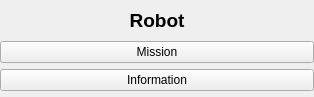
Above: src/ihm/widgets/robotmenu.ui from bmael/I-rover before the change. Below: the same form after it.
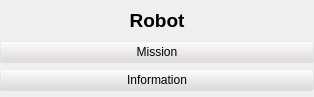
That is the form after the change. Icons and pictures are not drawn. Custom widgets are drawn as their Qt base class.

Commit message: beautifull button

The edit to the form file:
```diff
--- a/src/ihm/widgets/robotmenu.ui
+++ b/src/ihm/widgets/robotmenu.ui
@@ -104,6 +104,451 @@
     <layout class="QHBoxLayout" name="horizontalLayout_2">
      <item>
       <widget class="QPushButton" name="missionPushButton">
+       <property name="palette">
+        <palette>
+         <active>
+          <colorrole role="WindowText">
+           <brush brushstyle="SolidPattern">
+            <color alpha="255">
+             <red>0</red>
+             <green>0</green>
+             <blue>0</blue>
+            </color>
+           </brush>
+          </colorrole>
+          <colorrole role="Button">
+           <brush brushstyle="SolidPattern">
+            <color alpha="30">
+             <red>223</red>
+             <green>220</green>
+             <blue>217</blue>
+            </color>
+           </brush>
+          </colorrole>
+          <colorrole role="Light">
+           <brush brushstyle="SolidPattern">
+            <color alpha="30">
+             <red>255</red>
+             <green>255</green>
+             <blue>255</blue>
+            </color>
+           </brush>
+          </colorrole>
+          <colorrole role="Midlight">
+           <brush brushstyle="SolidPattern">
+            <color alpha="30">
+             <red>239</red>
+             <green>237</green>
+             <blue>236</blue>
+            </color>
+           </brush>
+          </colorrole>
+          <colorrole role="Dark">
+           <brush brushstyle="SolidPattern">
+            <color alpha="30">
+             <red>111</red>
+             <green>110</green>
+             <blue>108</blue>
+            </color>
+           </brush>
+          </colorrole>
+          <colorrole role="Mid">
+           <brush brushstyle="SolidPattern">
+            <color alpha="30">
+             <red>149</red>
+             <green>147</green>
+             <blue>145</blue>
+            </color>
+           </brush>
+          </colorrole>
+          <colorrole role="Text">
+           <brush brushstyle="SolidPattern">
+            <color alpha="255">
+             <red>0</red>
+             <green>0</green>
+             <blue>0</blue>
+            </color>
+           </brush>
+          </colorrole>
+          <colorrole role="BrightText">
+           <brush brushstyle="SolidPattern">
+            <color alpha="255">
+             <red>255</red>
+             <green>255</green>
+             <blue>255</blue>
+            </color>
+           </brush>
+          </colorrole>
+          <colorrole role="ButtonText">
+           <brush brushstyle="SolidPattern">
+            <color alpha="255">
+             <red>0</red>
+             <green>0</green>
+             <blue>0</blue>
+            </color>
+           </brush>
+          </colorrole>
+          <colorrole role="Base">
+           <brush brushstyle="SolidPattern">
+            <color alpha="255">
+             <red>255</red>
+             <green>255</green>
+             <blue>255</blue>
+            </color>
+           </brush>
+          </colorrole>
+          <colorrole role="Window">
+           <brush brushstyle="SolidPattern">
+            <color alpha="30">
+             <red>223</red>
+             <green>220</green>
+             <blue>217</blue>
+            </color>
+           </brush>
+          </colorrole>
+          <colorrole role="Shadow">
+           <brush brushstyle="SolidPattern">
+            <color alpha="30">
+             <red>0</red>
+             <green>0</green>
+             <blue>0</blue>
+            </color>
+           </brush>
+          </colorrole>
+          <colorrole role="Highlight">
+           <brush brushstyle="SolidPattern">
+            <color alpha="30">
+             <red>0</red>
+             <green>0</green>
+             <blue>128</blue>
+            </color>
+           </brush>
+          </colorrole>
+          <colorrole role="AlternateBase">
+           <brush brushstyle="SolidPattern">
+            <color alpha="142">
+             <red>239</red>
+             <green>237</green>
+             <blue>236</blue>
+            </color>
+           </brush>
+          </colorrole>
+          <colorrole role="ToolTipBase">
+           <brush brushstyle="SolidPattern">
+            <color alpha="255">
+             <red>255</red>
+             <green>255</green>
+             <blue>220</blue>
+            </color>
+           </brush>
+          </colorrole>
+          <colorrole role="ToolTipText">
+           <brush brushstyle="SolidPattern">
+            <color alpha="255">
+             <red>0</red>
+             <green>0</green>
+             <blue>0</blue>
+            </color>
+           </brush>
+          </colorrole>
+         </active>
+         <inactive>
+          <colorrole role="WindowText">
+           <brush brushstyle="SolidPattern">
+            <color alpha="255">
+             <red>0</red>
+             <green>0</green>
+             <blue>0</blue>
+            </color>
+           </brush>
+          </colorrole>
+          <colorrole role="Button">
+           <brush brushstyle="SolidPattern">
+            <color alpha="30">
+             <red>223</red>
+             <green>220</green>
+             <blue>217</blue>
+            </color>
+           </brush>
+          </colorrole>
+          <colorrole role="Light">
+           <brush brushstyle="SolidPattern">
+            <color alpha="30">
+             <red>255</red>
+             <green>255</green>
+             <blue>255</blue>
+            </color>
+           </brush>
+          </colorrole>
+          <colorrole role="Midlight">
+           <brush brushstyle="SolidPattern">
+            <color alpha="30">
+             <red>239</red>
+             <green>237</green>
+             <blue>236</blue>
+            </color>
+           </brush>
+          </colorrole>
+          <colorrole role="Dark">
+           <brush brushstyle="SolidPattern">
+            <color alpha="30">
+             <red>111</red>
+             <green>110</green>
+             <blue>108</blue>
+            </color>
+           </brush>
+          </colorrole>
+          <colorrole role="Mid">
+           <brush brushstyle="SolidPattern">
+            <color alpha="30">
+             <red>149</red>
+             <green>147</green>
+             <blue>145</blue>
+            </color>
+           </brush>
+          </colorrole>
+          <colorrole role="Text">
+           <brush brushstyle="SolidPattern">
+            <color alpha="255">
+             <red>0</red>
+             <green>0</green>
+             <blue>0</blue>
+            </color>
+           </brush>
+          </colorrole>
+          <colorrole role="BrightText">
+           <brush brushstyle="SolidPattern">
+            <color alpha="255">
+             <red>255</red>
+             <green>255</green>
+             <blue>255</blue>
+            </color>
+           </brush>
+          </colorrole>
+          <colorrole role="ButtonText">
+           <brush brushstyle="SolidPattern">
+            <color alpha="255">
+             <red>0</red>
+             <green>0</green>
+             <blue>0</blue>
+            </color>
+           </brush>
+          </colorrole>
+          <colorrole role="Base">
+           <brush brushstyle="SolidPattern">
+            <color alpha="255">
+             <red>255</red>
+             <green>255</green>
+             <blue>255</blue>
+            </color>
+           </brush>
+          </colorrole>
+          <colorrole role="Window">
+           <brush brushstyle="SolidPattern">
+            <color alpha="30">
+             <red>223</red>
+             <green>220</green>
+             <blue>217</blue>
+            </color>
+           </brush>
+          </colorrole>
+          <colorrole role="Shadow">
+           <brush brushstyle="SolidPattern">
+            <color alpha="30">
+             <red>0</red>
+             <green>0</green>
+             <blue>0</blue>
+            </color>
+           </brush>
+          </colorrole>
+          <colorrole role="Highlight">
+           <brush brushstyle="SolidPattern">
+            <color alpha="30">
+             <red>0</red>
+             <green>0</green>
+             <blue>128</blue>
+            </color>
+           </brush>
+          </colorrole>
+          <colorrole role="AlternateBase">
+           <brush brushstyle="SolidPattern">
+            <color alpha="142">
+             <red>239</red>
+             <green>237</green>
+             <blue>236</blue>
+            </color>
+           </brush>
+          </colorrole>
+          <colorrole role="ToolTipBase">
+           <brush brushstyle="SolidPattern">
+            <color alpha="255">
+             <red>255</red>
+             <green>255</green>
+             <blue>220</blue>
+            </color>
+           </brush>
+          </colorrole>
+          <colorrole role="ToolTipText">
+           <brush brushstyle="SolidPattern">
+            <color alpha="255">
+             <red>0</red>
+             <green>0</green>
+             <blue>0</blue>
+            </color>
+           </brush>
+          </colorrole>
+         </inactive>
+         <disabled>
+          <colorrole role="WindowText">
+           <brush brushstyle="SolidPattern">
+            <color alpha="30">
+             <red>111</red>
+             <green>110</green>
+             <blue>108</blue>
+            </color>
+           </brush>
+          </colorrole>
+          <colorrole role="Button">
+           <brush brushstyle="SolidPattern">
+            <color alpha="30">
+             <red>223</red>
+             <green>220</green>
+             <blue>217</blue>
+            </color>
+           </brush>
+          </colorrole>
+          <colorrole role="Light">
+           <brush brushstyle="SolidPattern">
+            <color alpha="30">
+             <red>255</red>
+             <green>255</green>
+             <blue>255</blue>
+            </color>
+           </brush>
+          </colorrole>
+          <colorrole role="Midlight">
+           <brush brushstyle="SolidPattern">
+            <color alpha="30">
+             <red>239</red>
+             <green>237</green>
+             <blue>236</blue>
+            </color>
+           </brush>
+          </colorrole>
+          <colorrole role="Dark">
+           <brush brushstyle="SolidPattern">
+            <color alpha="30">
+             <red>111</red>
+             <green>110</green>
+             <blue>108</blue>
+            </color>
+           </brush>
+          </colorrole>
+          <colorrole role="Mid">
+           <brush brushstyle="SolidPattern">
+            <color alpha="30">
+             <red>149</red>
+             <green>147</green>
+             <blue>145</blue>
+            </color>
+           </brush>
+          </colorrole>
+          <colorrole role="Text">
+           <brush brushstyle="SolidPattern">
+            <color alpha="30">
+             <red>111</red>
+             <green>110</green>
+             <blue>108</blue>
+            </color>
+           </brush>
+          </colorrole>
+          <colorrole role="BrightText">
+           <brush brushstyle="SolidPattern">
+            <color alpha="255">
+             <red>255</red>
+             <green>255</green>
+             <blue>255</blue>
+            </color>
+           </brush>
+          </colorrole>
+          <colorrole role="ButtonText">
+           <brush brushstyle="SolidPattern">
+            <color alpha="30">
+             <red>111</red>
+             <green>110</green>
+             <blue>108</blue>
+            </color>
+           </brush>
+          </colorrole>
+          <colorrole role="Base">
+           <brush brushstyle="SolidPattern">
+            <color alpha="30">
+             <red>223</red>
+             <green>220</green>
+             <blue>217</blue>
+            </color>
+           </brush>
+          </colorrole>
+          <colorrole role="Window">
+           <brush brushstyle="SolidPattern">
+            <color alpha="30">
+             <red>223</red>
+             <green>220</green>
+             <blue>217</blue>
+            </color>
+           </brush>
+          </colorrole>
+          <colorrole role="Shadow">
+           <brush brushstyle="SolidPattern">
+            <color alpha="30">
+             <red>0</red>
+             <green>0</green>
+             <blue>0</blue>
+            </color>
+           </brush>
+          </colorrole>
+          <colorrole role="Highlight">
+           <brush brushstyle="SolidPattern">
+            <color alpha="255">
+             <red>0</red>
+             <green>0</green>
+             <blue>128</blue>
+            </color>
+           </brush>
+          </colorrole>
+          <colorrole role="AlternateBase">
+           <brush brushstyle="SolidPattern">
+            <color alpha="30">
+             <red>223</red>
+             <green>220</green>
+             <blue>217</blue>
+            </color>
+           </brush>
+          </colorrole>
+          <colorrole role="ToolTipBase">
+           <brush brushstyle="SolidPattern">
+            <color alpha="255">
+             <red>255</red>
+             <green>255</green>
+             <blue>220</blue>
+            </color>
+           </brush>
+          </colorrole>
+          <colorrole role="ToolTipText">
+           <brush brushstyle="SolidPattern">
+            <color alpha="255">
+             <red>0</red>
+             <green>0</green>
+             <blue>0</blue>
+            </color>
+           </brush>
+          </colorrole>
+         </disabled>
+        </palette>
+       </property>
+       <property name="cursor">
+        <cursorShape>PointingHandCursor</cursorShape>
+       </property>
        <property name="text">
         <string>Mission</string>
        </property>
@@ -139,6 +584,505 @@
     <layout class="QHBoxLayout" name="horizontalLayout_3">
      <item>
       <widget class="QPushButton" name="informationPushButton">
+       <property name="palette">
+        <palette>
+         <active>
+          <colorrole role="WindowText">
+           <brush brushstyle="SolidPattern">
+            <color alpha="255">
+             <red>0</red>
+             <green>0</green>
+             <blue>0</blue>
+            </color>
+           </brush>
+          </colorrole>
+          <colorrole role="Button">
+           <brush brushstyle="SolidPattern">
+            <color alpha="30">
+             <red>223</red>
+             <green>220</green>
+             <blue>217</blue>
+            </color>
+           </brush>
+          </colorrole>
+          <colorrole role="Light">
+           <brush brushstyle="SolidPattern">
+            <color alpha="30">
+             <red>255</red>
+             <green>255</green>
+             <blue>255</blue>
+            </color>
+           </brush>
+          </colorrole>
+          <colorrole role="Midlight">
+           <brush brushstyle="SolidPattern">
+            <color alpha="30">
+             <red>239</red>
+             <green>237</green>
+             <blue>236</blue>
+            </color>
+           </brush>
+          </colorrole>
+          <colorrole role="Dark">
+           <brush brushstyle="SolidPattern">
+            <color alpha="30">
+             <red>111</red>
+             <green>110</green>
+             <blue>108</blue>
+            </color>
+           </brush>
+          </colorrole>
+          <colorrole role="Mid">
+           <brush brushstyle="SolidPattern">
+            <color alpha="30">
+             <red>149</red>
+             <green>147</green>
+             <blue>145</blue>
+            </color>
+           </brush>
+          </colorrole>
+          <colorrole role="Text">
+           <brush brushstyle="SolidPattern">
+            <color alpha="255">
+             <red>0</red>
+             <green>0</green>
+             <blue>0</blue>
+            </color>
+           </brush>
+          </colorrole>
+          <colorrole role="BrightText">
+           <brush brushstyle="SolidPattern">
+            <color alpha="255">
+             <red>255</red>
+             <green>255</green>
+             <blue>255</blue>
+            </color>
+           </brush>
+          </colorrole>
+          <colorrole role="ButtonText">
+           <brush brushstyle="SolidPattern">
+            <color alpha="255">
+             <red>0</red>
+             <green>0</green>
+             <blue>0</blue>
+            </color>
+           </brush>
+          </colorrole>
+          <colorrole role="Base">
+           <brush brushstyle="SolidPattern">
+            <color alpha="255">
+             <red>255</red>
+             <green>255</green>
+             <blue>255</blue>
+            </color>
+           </brush>
+          </colorrole>
+          <colorrole role="Window">
+           <brush brushstyle="SolidPattern">
+            <color alpha="30">
+             <red>223</red>
+             <green>220</green>
+             <blue>217</blue>
+            </color>
+           </brush>
+          </colorrole>
+          <colorrole role="Shadow">
+           <brush brushstyle="SolidPattern">
+            <color alpha="30">
+             <red>0</red>
+             <green>0</green>
+             <blue>0</blue>
+            </color>
+           </brush>
+          </colorrole>
+          <colorrole role="Highlight">
+           <brush brushstyle="SolidPattern">
+            <color alpha="30">
+             <red>0</red>
+             <green>0</green>
+             <blue>128</blue>
+            </color>
+           </brush>
+          </colorrole>
+          <colorrole role="Link">
+           <brush brushstyle="SolidPattern">
+            <color alpha="30">
+             <red>0</red>
+             <green>0</green>
+             <blue>255</blue>
+            </color>
+           </brush>
+          </colorrole>
+          <colorrole role="LinkVisited">
+           <brush brushstyle="SolidPattern">
+            <color alpha="30">
+             <red>255</red>
+             <green>0</green>
+             <blue>255</blue>
+            </color>
+           </brush>
+          </colorrole>
+          <colorrole role="AlternateBase">
+           <brush brushstyle="SolidPattern">
+            <color alpha="142">
+             <red>239</red>
+             <green>237</green>
+             <blue>236</blue>
+            </color>
+           </brush>
+          </colorrole>
+          <colorrole role="ToolTipBase">
+           <brush brushstyle="SolidPattern">
+            <color alpha="255">
+             <red>255</red>
+             <green>255</green>
+             <blue>220</blue>
+            </color>
+           </brush>
+          </colorrole>
+          <colorrole role="ToolTipText">
+           <brush brushstyle="SolidPattern">
+            <color alpha="255">
+             <red>0</red>
+             <green>0</green>
+             <blue>0</blue>
+            </color>
+           </brush>
+          </colorrole>
+         </active>
+         <inactive>
+          <colorrole role="WindowText">
+           <brush brushstyle="SolidPattern">
+            <color alpha="255">
+             <red>0</red>
+             <green>0</green>
+             <blue>0</blue>
+            </color>
+           </brush>
+          </colorrole>
+          <colorrole role="Button">
+           <brush brushstyle="SolidPattern">
+            <color alpha="30">
+             <red>223</red>
+             <green>220</green>
+             <blue>217</blue>
+            </color>
+           </brush>
+          </colorrole>
+          <colorrole role="Light">
+           <brush brushstyle="SolidPattern">
+            <color alpha="30">
+             <red>255</red>
+             <green>255</green>
+             <blue>255</blue>
+            </color>
+           </brush>
+          </colorrole>
+          <colorrole role="Midlight">
+           <brush brushstyle="SolidPattern">
+            <color alpha="30">
+             <red>239</red>
+             <green>237</green>
+             <blue>236</blue>
+            </color>
+           </brush>
+          </colorrole>
+          <colorrole role="Dark">
+           <brush brushstyle="SolidPattern">
+            <color alpha="30">
+             <red>111</red>
+             <green>110</green>
+             <blue>108</blue>
+            </color>
+           </brush>
+          </colorrole>
+          <colorrole role="Mid">
+           <brush brushstyle="SolidPattern">
+            <color alpha="30">
+             <red>149</red>
+             <green>147</green>
+             <blue>145</blue>
+            </color>
+           </brush>
+          </colorrole>
+          <colorrole role="Text">
+           <brush brushstyle="SolidPattern">
+            <color alpha="255">
+             <red>0</red>
+             <green>0</green>
+             <blue>0</blue>
+            </color>
+           </brush>
+          </colorrole>
+          <colorrole role="BrightText">
+           <brush brushstyle="SolidPattern">
+            <color alpha="255">
+             <red>255</red>
+             <green>255</green>
+             <blue>255</blue>
+            </color>
+           </brush>
+          </colorrole>
+          <colorrole role="ButtonText">
+           <brush brushstyle="SolidPattern">
+            <color alpha="255">
+             <red>0</red>
+             <green>0</green>
+             <blue>0</blue>
+            </color>
+           </brush>
+          </colorrole>
+          <colorrole role="Base">
+           <brush brushstyle="SolidPattern">
+            <color alpha="255">
+             <red>255</red>
+             <green>255</green>
+             <blue>255</blue>
+            </color>
+           </brush>
+          </colorrole>
+          <colorrole role="Window">
+           <brush brushstyle="SolidPattern">
+            <color alpha="30">
+             <red>223</red>
+             <green>220</green>
+             <blue>217</blue>
+            </color>
+           </brush>
+          </colorrole>
+          <colorrole role="Shadow">
+           <brush brushstyle="SolidPattern">
+            <color alpha="30">
+             <red>0</red>
+             <green>0</green>
+             <blue>0</blue>
+            </color>
+           </brush>
+          </colorrole>
+          <colorrole role="Highlight">
+           <brush brushstyle="SolidPattern">
+            <color alpha="30">
+             <red>0</red>
+             <green>0</green>
+             <blue>128</blue>
+            </color>
+           </brush>
+          </colorrole>
+          <colorrole role="Link">
+           <brush brushstyle="SolidPattern">
+            <color alpha="30">
+             <red>0</red>
+             <green>0</green>
+             <blue>255</blue>
+            </color>
+           </brush>
+          </colorrole>
+          <colorrole role="LinkVisited">
+           <brush brushstyle="SolidPattern">
+            <color alpha="30">
+             <red>255</red>
+             <green>0</green>
+             <blue>255</blue>
+            </color>
+           </brush>
+          </colorrole>
+          <colorrole role="AlternateBase">
+           <brush brushstyle="SolidPattern">
+            <color alpha="142">
+             <red>239</red>
+             <green>237</green>
+             <blue>236</blue>
+            </color>
+           </brush>
+          </colorrole>
+          <colorrole role="ToolTipBase">
+           <brush brushstyle="SolidPattern">
+            <color alpha="255">
+             <red>255</red>
+             <green>255</green>
+             <blue>220</blue>
+            </color>
+           </brush>
+          </colorrole>
+          <colorrole role="ToolTipText">
+           <brush brushstyle="SolidPattern">
+            <color alpha="255">
+             <red>0</red>
+             <green>0</green>
+             <blue>0</blue>
+            </color>
+           </brush>
+          </colorrole>
+         </inactive>
+         <disabled>
+          <colorrole role="WindowText">
+           <brush brushstyle="SolidPattern">
+            <color alpha="30">
+             <red>111</red>
+             <green>110</green>
+             <blue>108</blue>
+            </color>
+           </brush>
+          </colorrole>
+          <colorrole role="Button">
+           <brush brushstyle="SolidPattern">
+            <color alpha="30">
+             <red>223</red>
+             <green>220</green>
+             <blue>217</blue>
+            </color>
+           </brush>
+          </colorrole>
+          <colorrole role="Light">
+           <brush brushstyle="SolidPattern">
+            <color alpha="30">
+             <red>255</red>
+             <green>255</green>
+             <blue>255</blue>
+            </color>
+           </brush>
+          </colorrole>
+          <colorrole role="Midlight">
+           <brush brushstyle="SolidPattern">
+            <color alpha="30">
+             <red>239</red>
+             <green>237</green>
+             <blue>236</blue>
+            </color>
+           </brush>
+          </colorrole>
+          <colorrole role="Dark">
+           <brush brushstyle="SolidPattern">
+            <color alpha="30">
+             <red>111</red>
+             <green>110</green>
+             <blue>108</blue>
+            </color>
+           </brush>
+          </colorrole>
+          <colorrole role="Mid">
+           <brush brushstyle="SolidPattern">
+            <color alpha="30">
+             <red>149</red>
+             <green>147</green>
+             <blue>145</blue>
+            </color>
+           </brush>
+          </colorrole>
+          <colorrole role="Text">
+           <brush brushstyle="SolidPattern">
+            <color alpha="30">
+             <red>111</red>
+             <green>110</green>
+             <blue>108</blue>
+            </color>
+           </brush>
+          </colorrole>
+          <colorrole role="BrightText">
+           <brush brushstyle="SolidPattern">
+            <color alpha="255">
+             <red>255</red>
+             <green>255</green>
+             <blue>255</blue>
+            </color>
+           </brush>
+          </colorrole>
+          <colorrole role="ButtonText">
+           <brush brushstyle="SolidPattern">
+            <color alpha="30">
+             <red>111</red>
+             <green>110</green>
+             <blue>108</blue>
+            </color>
+           </brush>
+          </colorrole>
+          <colorrole role="Base">
+           <brush brushstyle="SolidPattern">
+            <color alpha="30">
+             <red>223</red>
+             <green>220</green>
+             <blue>217</blue>
+            </color>
+           </brush>
+          </colorrole>
+          <colorrole role="Window">
+           <brush brushstyle="SolidPattern">
+            <color alpha="30">
+             <red>223</red>
+             <green>220</green>
+             <blue>217</blue>
+            </color>
+           </brush>
+          </colorrole>
+          <colorrole role="Shadow">
+           <brush brushstyle="SolidPattern">
+            <color alpha="30">
+             <red>0</red>
+             <green>0</green>
+             <blue>0</blue>
+            </color>
+           </brush>
+          </colorrole>
+          <colorrole role="Highlight">
+           <brush brushstyle="SolidPattern">
+            <color alpha="255">
+             <red>0</red>
+             <green>0</green>
+             <blue>128</blue>
+            </color>
+           </brush>
+          </colorrole>
+          <colorrole role="Link">
+           <brush brushstyle="SolidPattern">
+            <color alpha="30">
+             <red>0</red>
+             <green>0</green>
+             <blue>255</blue>
+            </color>
+           </brush>
+          </colorrole>
+          <colorrole role="LinkVisited">
+           <brush brushstyle="SolidPattern">
+            <color alpha="30">
+             <red>255</red>
+             <green>0</green>
+             <blue>255</blue>
+            </color>
+           </brush>
+          </colorrole>
+          <colorrole role="AlternateBase">
+           <brush brushstyle="SolidPattern">
+            <color alpha="30">
+             <red>223</red>
+             <green>220</green>
+             <blue>217</blue>
+            </color>
+           </brush>
+          </colorrole>
+          <colorrole role="ToolTipBase">
+           <brush brushstyle="SolidPattern">
+            <color alpha="255">
+             <red>255</red>
+             <green>255</green>
+             <blue>220</blue>
+            </color>
+           </brush>
+          </colorrole>
+          <colorrole role="ToolTipText">
+           <brush brushstyle="SolidPattern">
+            <color alpha="255">
+             <red>0</red>
+             <green>0</green>
+             <blue>0</blue>
+            </color>
+           </brush>
+          </colorrole>
+         </disabled>
+        </palette>
+       </property>
+       <property name="cursor">
+        <cursorShape>PointingHandCursor</cursorShape>
+       </property>
        <property name="text">
         <string>Information</string>
        </property>
```
The commit also changes 6 other files.
